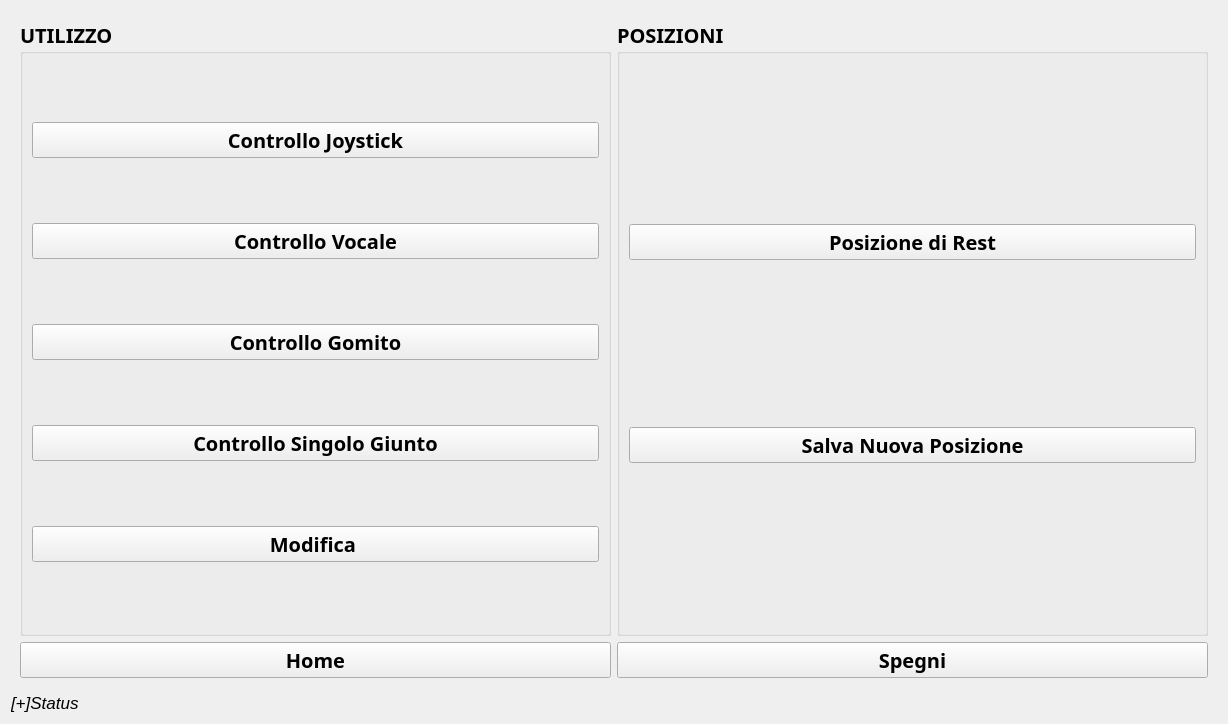
Before: the Qt Designer form ui/sc_assistivo.ui in stex2005/agree_gui, drawn with Qt 5.
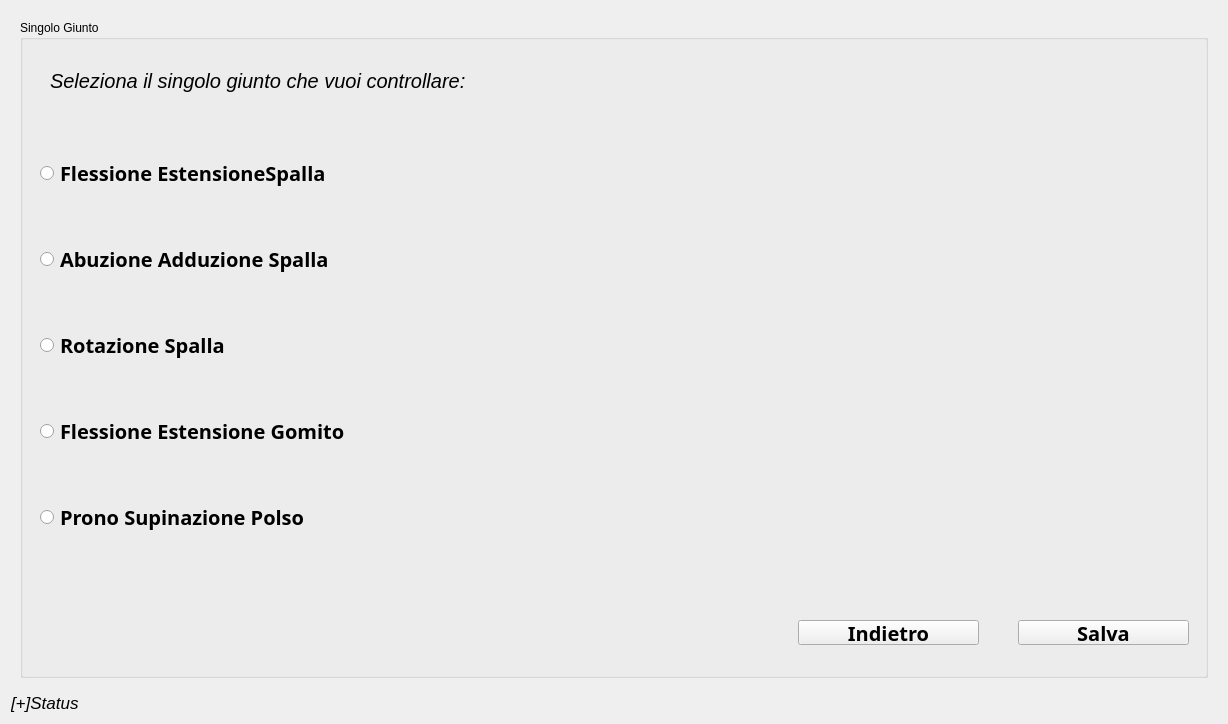
After: the same form once the commit is applied. The open tabs and pages were chosen to show the change.

Patch:
```diff
--- a/ui/sc_assistivo.ui
+++ b/ui/sc_assistivo.ui
@@ -27,7 +27,7 @@
      </property>
     </widget>
    </item>
-   <item row="0" column="1">
+   <item row="1" column="1">
     <widget class="QStackedWidget" name="stackedWidget">
      <property name="currentIndex">
       <number>2</number>
@@ -381,7 +381,7 @@
           <item row="3" column="0">
            <widget class="QPushButton" name="pushButton_gomito">
             <property name="text">
-             <string>Controllo Gomito</string>
+             <string>Controllo  Rotazione Gomito</string>
             </property>
            </widget>
           </item>
@@ -480,6 +480,226 @@
         <string>Configurazione Joystick </string>
        </property>
       </widget>
+      <widget class="QPushButton" name="pushButton_configura">
+       <property name="geometry">
+        <rect>
+         <x>90</x>
+         <y>630</y>
+         <width>421</width>
+         <height>25</height>
+        </rect>
+       </property>
+       <property name="font">
+        <font>
+         <family>OpenSymbol</family>
+         <pointsize>14</pointsize>
+         <weight>75</weight>
+         <bold>true</bold>
+        </font>
+       </property>
+       <property name="text">
+        <string>Configura</string>
+       </property>
+      </widget>
+      <widget class="QPushButton" name="pushButton_salva_2">
+       <property name="geometry">
+        <rect>
+         <x>650</x>
+         <y>630</y>
+         <width>421</width>
+         <height>25</height>
+        </rect>
+       </property>
+       <property name="font">
+        <font>
+         <family>OpenSymbol</family>
+         <pointsize>14</pointsize>
+         <weight>75</weight>
+         <bold>true</bold>
+        </font>
+       </property>
+       <property name="text">
+        <string>Salva</string>
+       </property>
+      </widget>
+      <widget class="QLabel" name="label_istr">
+       <property name="geometry">
+        <rect>
+         <x>340</x>
+         <y>30</y>
+         <width>1081</width>
+         <height>71</height>
+        </rect>
+       </property>
+       <property name="font">
+        <font>
+         <pointsize>19</pointsize>
+         <italic>true</italic>
+        </font>
+       </property>
+       <property name="text">
+        <string>Seguire le istruzioni che compariranno a Schermo</string>
+       </property>
+      </widget>
+     </widget>
+     <widget class="QWidget" name="page_joint">
+      <layout class="QGridLayout" name="gridLayout_6">
+       <item row="0" column="0">
+        <widget class="QGroupBox" name="groupBox_3">
+         <property name="title">
+          <string>Singolo Giunto</string>
+         </property>
+         <widget class="QLabel" name="label_joint">
+          <property name="geometry">
+           <rect>
+            <x>30</x>
+            <y>40</y>
+            <width>941</width>
+            <height>41</height>
+           </rect>
+          </property>
+          <property name="font">
+           <font>
+            <pointsize>15</pointsize>
+            <italic>true</italic>
+           </font>
+          </property>
+          <property name="text">
+           <string>Seleziona il singolo giunto che vuoi controllare:</string>
+          </property>
+         </widget>
+         <widget class="QPushButton" name="pushButton_salva_single_joint">
+          <property name="geometry">
+           <rect>
+            <x>998</x>
+            <y>600</y>
+            <width>171</width>
+            <height>25</height>
+           </rect>
+          </property>
+          <property name="font">
+           <font>
+            <family>OpenSymbol</family>
+            <pointsize>15</pointsize>
+            <weight>75</weight>
+            <bold>true</bold>
+           </font>
+          </property>
+          <property name="text">
+           <string>Salva</string>
+          </property>
+         </widget>
+         <widget class="QPushButton" name="pushButton_indietro_single_joint">
+          <property name="geometry">
+           <rect>
+            <x>778</x>
+            <y>600</y>
+            <width>181</width>
+            <height>25</height>
+           </rect>
+          </property>
+          <property name="font">
+           <font>
+            <family>OpenSymbol</family>
+            <pointsize>15</pointsize>
+            <weight>75</weight>
+            <bold>true</bold>
+           </font>
+          </property>
+          <property name="text">
+           <string>Indietro</string>
+          </property>
+         </widget>
+         <widget class="QWidget" name="">
+          <property name="geometry">
+           <rect>
+            <x>20</x>
+            <y>90</y>
+            <width>491</width>
+            <height>471</height>
+           </rect>
+          </property>
+          <layout class="QVBoxLayout" name="verticalLayout">
+           <item>
+            <widget class="QRadioButton" name="radioButton_flex_est_spalla">
+             <property name="font">
+              <font>
+               <family>OpenSymbol</family>
+               <pointsize>15</pointsize>
+               <weight>75</weight>
+               <bold>true</bold>
+              </font>
+             </property>
+             <property name="text">
+              <string>Flessione EstensioneSpalla</string>
+             </property>
+            </widget>
+           </item>
+           <item>
+            <widget class="QRadioButton" name="radioButton_abdu_add_spalla">
+             <property name="font">
+              <font>
+               <family>OpenSymbol</family>
+               <pointsize>15</pointsize>
+               <weight>75</weight>
+               <bold>true</bold>
+              </font>
+             </property>
+             <property name="text">
+              <string>Abuzione Adduzione Spalla</string>
+             </property>
+            </widget>
+           </item>
+           <item>
+            <widget class="QRadioButton" name="radioButton_rot_spalla">
+             <property name="font">
+              <font>
+               <family>OpenSymbol</family>
+               <pointsize>15</pointsize>
+               <weight>75</weight>
+               <bold>true</bold>
+              </font>
+             </property>
+             <property name="text">
+              <string>Rotazione Spalla</string>
+             </property>
+            </widget>
+           </item>
+           <item>
+            <widget class="QRadioButton" name="radioButton_flex_est_gomito">
+             <property name="font">
+              <font>
+               <family>OpenSymbol</family>
+               <pointsize>15</pointsize>
+               <weight>75</weight>
+               <bold>true</bold>
+              </font>
+             </property>
+             <property name="text">
+              <string>Flessione Estensione Gomito</string>
+             </property>
+            </widget>
+           </item>
+           <item>
+            <widget class="QRadioButton" name="radioButton_polso">
+             <property name="font">
+              <font>
+               <family>OpenSymbol</family>
+               <pointsize>15</pointsize>
+               <weight>75</weight>
+               <bold>true</bold>
+              </font>
+             </property>
+             <property name="text">
+              <string>Prono Supinazione Polso </string>
+             </property>
+            </widget>
+           </item>
+          </layout>
+         </widget>
+        </widget>
+       </item>
+      </layout>
      </widget>
     </widget>
    </item>
```
Left out of the diff: 6 changed lines with no effect on the pictures.
